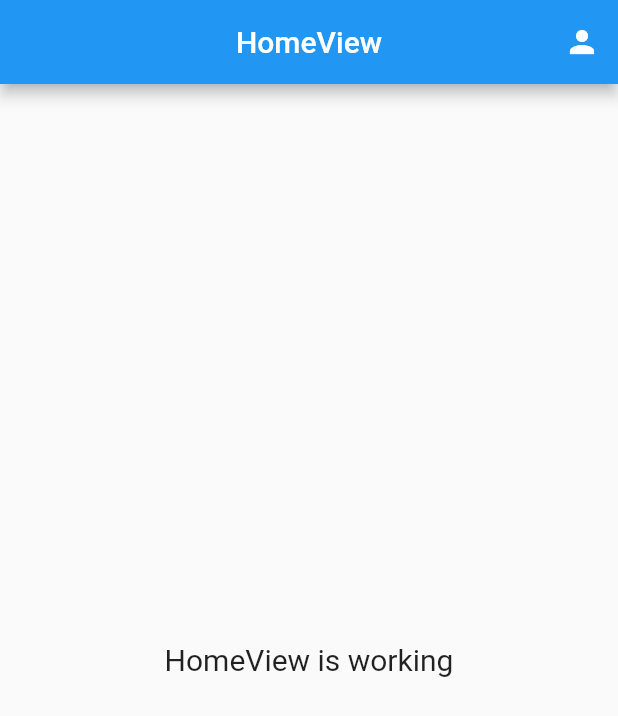
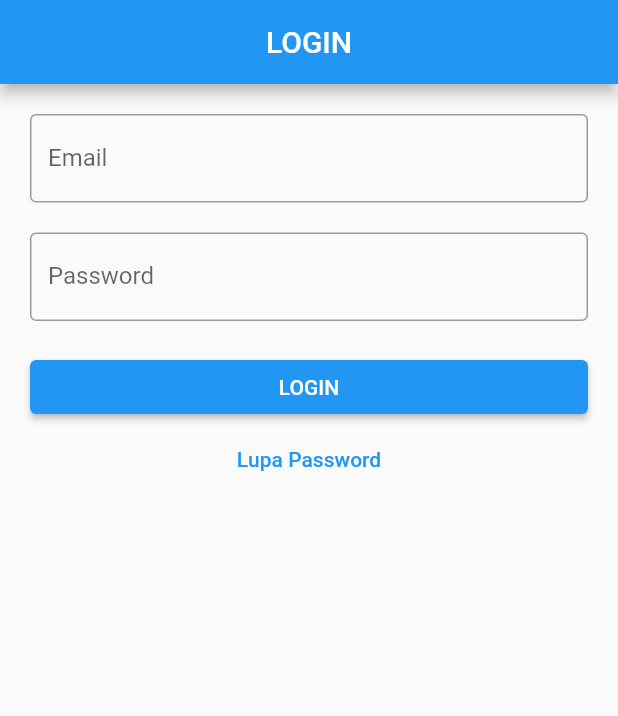
Before and after one commit to andrianazz/presence, a Flutter app: the screen it shows after launch, on a phone screen of 412 x 824 dp. Shown: the top 716 px of the screen. Run offline on Flutter 3.47's test engine with Material 2 defaults, Android fonts, the phone set to English and light mode, and no system bars; our stand-ins replace cloud_firestore, firebase_auth, firebase_core, get; accounts and stored records are empty.

Commit message:
add login

```diff
--- /dev/null
+++ b/lib/app/modules/login/controllers/login_controller.dart
@@ -0,0 +1,45 @@
+import 'package:firebase_auth/firebase_auth.dart';
+import 'package:flutter/cupertino.dart';
+import 'package:get/get.dart';
+import 'package:presence/app/routes/app_pages.dart';
+
+class LoginController extends GetxController {
+  TextEditingController emailC = TextEditingController();
+  TextEditingController passC = TextEditingController();
+
+  FirebaseAuth auth = FirebaseAuth.instance;
+
+  void login() async {
+    if (emailC.text.isNotEmpty && passC.text.isNotEmpty) {
+      try {
+        final credential = await auth.signInWithEmailAndPassword(
+          email: emailC.text,
+          password: passC.text,
+        );
+
+        print(credential);
+
+        if (credential.user != null) {
+          if (credential.user!.emailVerified == true) {
+            Get.offAllNamed(Routes.HOME);
+          } else {
+            Get.defaultDialog(
+              title: "Belum Verifikasi",
+              middleText: 'Kamu belum verifikasi akun ini',
+            );
+          }
+        }
+      } on FirebaseAuthException catch (e) {
+        if (e.code == 'user-not-found') {
+          Get.snackbar("Terjadi Kesalahan", "Email belum terdaftar");
+        } else if (e.code == 'wrong-password') {
+          Get.snackbar("Terjadi Kesalahan", "Password Salah");
+        }
+      } catch (e) {
+        Get.snackbar("Terjadi Kesalahan", "Tidak dapat login");
+      }
+    } else {
+      Get.snackbar("Terjadi Kesalahan", "Email dan Password wajib diisi");
+    }
+  }
+}
--- /dev/null
+++ b/lib/app/modules/login/views/login_view.dart
@@ -0,0 +1,45 @@
+import 'package:flutter/material.dart';
+
+import 'package:get/get.dart';
+
+import '../controllers/login_controller.dart';
+
+class LoginView extends GetView<LoginController> {
+  const LoginView({Key? key}) : super(key: key);
+  @override
+  Widget build(BuildContext context) {
+    return Scaffold(
+        appBar: AppBar(
+          title: const Text('LOGIN'),
+          centerTitle: true,
+        ),
+        body: ListView(
+          padding: EdgeInsets.all(20),
+          children: [
+            TextField(
+              controller: controller.emailC,
+              decoration: InputDecoration(
+                labelText: "Email",
+                border: OutlineInputBorder(),
+              ),
+            ),
+            SizedBox(height: 20),
+            TextField(
+              controller: controller.passC,
+              obscureText: true,
+              decoration: InputDecoration(
+                labelText: "Password",
+                border: OutlineInputBorder(),
+              ),
+            ),
+            SizedBox(height: 20),
+            ElevatedButton(
+                onPressed: () {
+                  controller.login();
+                },
+                child: Text("LOGIN")),
+            TextButton(onPressed: () {}, child: Text("Lupa Password"))
+          ],
+        ));
+  }
+}
--- a/lib/app/routes/app_pages.dart
+++ b/lib/app/routes/app_pages.dart
@@ -4,6 +4,8 @@ import '../modules/add_pegawai/bindings/add_pegawai_binding.dart';
 import '../modules/add_pegawai/views/add_pegawai_view.dart';
 import '../modules/home/bindings/home_binding.dart';
 import '../modules/home/views/home_view.dart';
+import '../modules/login/bindings/login_binding.dart';
+import '../modules/login/views/login_view.dart';
 
 part 'app_routes.dart';
 
@@ -23,5 +25,10 @@ class AppPages {
       page: () => const AddPegawaiView(),
       binding: AddPegawaiBinding(),
     ),
+    GetPage(
+      name: _Paths.LOGIN,
+      page: () => const LoginView(),
+      binding: LoginBinding(),
+    ),
   ];
 }
--- a/lib/app/routes/app_routes.dart
+++ b/lib/app/routes/app_routes.dart
@@ -5,10 +5,12 @@ abstract class Routes {
   Routes._();
   static const HOME = _Paths.HOME;
   static const ADD_PEGAWAI = _Paths.ADD_PEGAWAI;
+  static const LOGIN = _Paths.LOGIN;
 }
 
 abstract class _Paths {
   _Paths._();
   static const HOME = '/home';
   static const ADD_PEGAWAI = '/add-pegawai';
+  static const LOGIN = '/login';
 }
--- a/lib/main.dart
+++ b/lib/main.dart
@@ -22,7 +22,7 @@ class MyApp extends StatelessWidget {
   Widget build(BuildContext context) {
     return GetMaterialApp(
       title: "Application",
-      initialRoute: AppPages.INITIAL,
+      initialRoute: Routes.LOGIN,
       getPages: AppPages.routes,
     );
   }
```
Also changed, not shown: lib/app/modules/login/bindings/login_binding.dart (added, +12 -0 lines).
